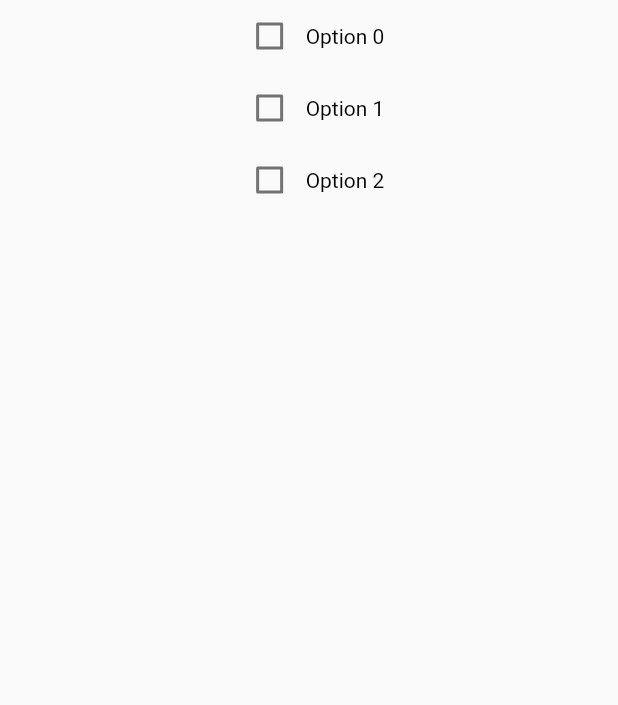
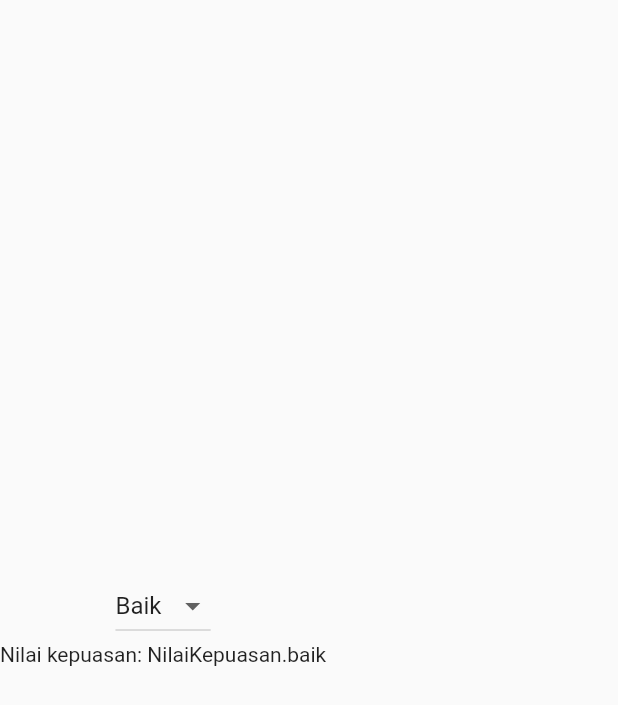
Before and after one commit to f-fathurrahman/ffr-dart-stuffs, a Flutter app: the screen it shows after launch, on a phone screen of 412 x 824 dp. Shown: the top 705 px of the screen. Run offline on Flutter 3.47's test engine with Material 2 defaults, Android fonts, the light colour scheme and no system bars; our stand-ins replace audioplayers, fl_chart, flutter_datetime_picker; missing offline and left inert: flutter_tex.

Commit message:
Flutter03 input widget

```diff
--- /dev/null
+++ b/flutter/test_widgets_01/lib/example_input_01.dart
@@ -0,0 +1,234 @@
+import 'package:flutter/material.dart';
+
+class ExampleInput01 extends StatefulWidget {
+  ExampleInput01({Key key}) : super(key: key);
+
+  @override
+  _ExampleInput01State createState() => _ExampleInput01State();
+}
+
+enum NilaiKepuasan {
+  baik,
+  jelek,
+  biasa,
+}
+
+class _ExampleInput01State extends State<ExampleInput01> {
+
+  final _inpNamaCtrl = TextEditingController();
+  final _inpAlamatCtrl = TextEditingController();
+  String _nama = '';
+  String _alamat = '';
+  bool _setuju = false;
+  NilaiKepuasan _nilaiKepuasan = NilaiKepuasan.baik;
+  double _nilaiSlider = 0;
+
+  void dispose() {
+    _inpNamaCtrl.dispose();
+    _inpAlamatCtrl.dispose();
+    super.dispose();
+  } // dispose
+
+  void _handleSetNama(String inpstr) {
+    setState( () {
+      _nama = inpstr;
+    });
+  }
+
+  void _handleSetAlamat(String inpstr) {
+    setState( () {
+      _alamat = inpstr;
+    });
+  }
+
+  void _handleSetuju(bool val) {
+    setState( () {
+      _setuju = val;
+    });
+  }
+
+  Widget build(BuildContext context) {
+
+    final txtJudulIsian = Container(
+      alignment: Alignment.center,
+      padding: EdgeInsets.all(10),
+      child: Text(
+        'Masukkan Input',
+        style: TextStyle(fontSize: 20,)
+      ),
+    );
+
+    final inpNama = Container(
+      alignment: Alignment.center,
+      padding: const EdgeInsets.all(6),
+      child: TextField(
+        controller: _inpNamaCtrl,
+        decoration: InputDecoration(
+          labelText: 'Nama',
+          hintText: 'Ketik nama Anda di sini',
+        ),
+        onChanged: _handleSetNama,
+      )
+    );
+
+    final inpAlamat = Container(
+      alignment: Alignment.center,
+      padding: const EdgeInsets.all(6),
+      child: TextField(
+        controller: _inpAlamatCtrl,
+        decoration: InputDecoration(
+          labelText: 'Alamat',
+          hintText: 'Ketik alamat Anda di sini',
+        ),
+        onChanged: _handleSetAlamat,
+      )
+    );
+
+
+    final txtJudulOutput = Container(
+      alignment: Alignment.center,
+      padding: EdgeInsets.all(10),
+      child: Text(
+        'Anda memasukkan input berikut:',
+        style: TextStyle(fontSize: 20,)
+      ),
+    );
+
+    final div1 = Divider(
+      height: 40,
+      thickness: 5,
+      color: Colors.blueGrey,
+      indent: 10,
+      endIndent: 10,
+    );
+
+    final outNama = Container(
+      alignment: Alignment.centerLeft,
+      padding: EdgeInsets.all(10),
+      child: Text(
+        'Anda memasukkan nama: $_nama',
+        style: TextStyle(fontSize: 15,)
+      ),
+    );
+
+    final outAlamat = Container(
+      alignment: Alignment.centerLeft,
+      padding: EdgeInsets.all(10),
+      child: Text(
+        'Anda memasukkan alamat: $_alamat',
+        style: TextStyle(fontSize: 15,)
+      ),
+    );
+
+
+    final chkbox1 = Row(
+      mainAxisAlignment: MainAxisAlignment.center,
+      children: [
+        Checkbox(
+          value: _setuju,
+          onChanged: _handleSetuju,
+        ),
+        Text('Setuju'),
+      ],
+    );
+
+    final radioPuasBaik = ListTile(
+      title: Text('Baik'),
+      leading: Radio(
+        groupValue: _nilaiKepuasan,
+        value: NilaiKepuasan.baik,
+        onChanged: (NilaiKepuasan val) {
+          setState( () {
+            _nilaiKepuasan = val;
+          });
+        },
+      ),
+    );
+
+    final radioPuasJelek = ListTile(
+      title: Text('Jelek'),
+      leading: Radio(
+        groupValue: _nilaiKepuasan,
+        value: NilaiKepuasan.jelek,
+        onChanged: (NilaiKepuasan val) {
+          setState( () {
+            _nilaiKepuasan = val;
+          });
+        },
+      ),
+    );
+
+    final radioPuasBiasa = ListTile(
+      title: Text('Biasa'),
+      leading: Radio(
+        groupValue: _nilaiKepuasan,
+        value: NilaiKepuasan.biasa,
+        onChanged: (NilaiKepuasan val) {
+          setState( () {
+            _nilaiKepuasan = val;
+          });
+        },
+      ),
+    );
+
+    final sliderNilai = Slider(
+      label: _nilaiSlider.toString(),
+      min: 0, max: 100,
+      divisions: 100,
+      value: _nilaiSlider,
+      onChanged: (double val) {
+        setState( () {
+          _nilaiSlider = val;
+        });
+      }
+    );
+
+    final db1 = DropdownButton<NilaiKepuasan>(
+      value: _nilaiKepuasan,
+      items: const <DropdownMenuItem<NilaiKepuasan>>[
+        DropdownMenuItem<NilaiKepuasan>(
+          child: Text('Baik'),
+          value: NilaiKepuasan.baik,
+        ),
+        DropdownMenuItem<NilaiKepuasan>(
+          child: Text('Jelek'),
+          value: NilaiKepuasan.jelek,
+        ),
+        DropdownMenuItem<NilaiKepuasan>(
+          child: Text('Biasa'),
+          value: NilaiKepuasan.biasa,
+        ),
+      ],
+      onChanged: (NilaiKepuasan val) {
+        setState( () {
+          _nilaiKepuasan = val;
+        });
+      },
+    );
+
+    return Scaffold(
+      body: Column(
+        mainAxisAlignment: MainAxisAlignment.center,
+        children: [
+          db1,
+          Text('Nilai kepuasan: $_nilaiKepuasan'),
+          //sliderNilai,
+          //Text('Nilai: $_nilaiSlider'),
+          //Text('Kepuasan Anda: '),
+          //radioPuasBaik,
+          //radioPuasJelek,
+          //radioPuasBiasa,
+          //chkbox1,
+          //div1,
+          //txtJudulIsian,
+          //inpNama,
+          //inpAlamat,
+          //div1,
+          //txtJudulOutput,
+          //outNama,
+          //outAlamat,
+        ],
+      )
+    );
+  }
+}
--- a/flutter/test_widgets_01/lib/main.dart
+++ b/flutter/test_widgets_01/lib/main.dart
@@ -1,5 +1,5 @@
 import 'package:flutter/material.dart';
-import 'package:test_widgets_01/test_checkbox01.dart';
+//import 'package:test_widgets_01/test_checkbox01.dart';
 //import 'test_datetimepicker.dart';
 //import 'test_datepicker.dart';
 //import 'test_timepicker.dart';
@@ -17,7 +17,8 @@ import 'package:test_widgets_01/test_checkbox01.dart';
 //import 'test_texteditingcontroller05.dart';
 //import 'test_checkbox01.dart';
 //import 'test_checkbox02.dart';
-import 'test_checkbox03.dart';
+//import 'test_checkbox03.dart';
+import 'example_input_01.dart';
 
 void main() {
   runApp(MyApp());
@@ -32,6 +33,7 @@ class MyApp extends StatelessWidget {
         primarySwatch: Colors.blue,
       ),
       debugShowCheckedModeBanner: true,
+      home: ExampleInput01(),
       //home: MyHome(),
       //home: TestDatetimePicker(),
       //home: TestDatePicker(),
@@ -48,7 +50,7 @@ class MyApp extends StatelessWidget {
       //home: TestTextEditingController05(),
       //home: TestCheckbox01(),
       //home: TestCheckbox02(),
-      home: TestCheckbox03(),
+      //home: TestCheckbox03(),
       //home: InputControllerExamplesWidget(),
     );
   }
```
Also changed, not shown: NOTES/ProgFlutter/images/InputNama.png (added), NOTES/ProgFlutter/images/RadioBox1.png (added), NOTES/ProgFlutter/images/SliderDouble1.png (added), NOTES/ProgFlutter/images/dropdown1.png (added), 2 other files.
